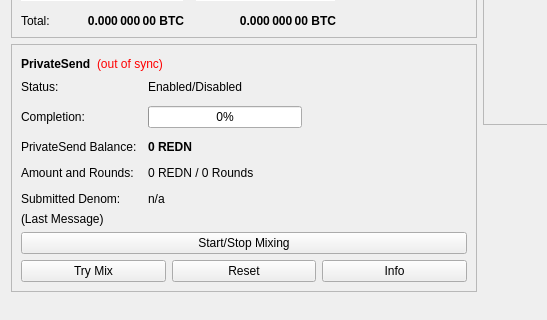
Qt form src/qt/forms/overviewpage.ui (HTHcoin/HTH-Legacy-old-chain) before a commit; both pictures show x 0 to 547 and y 178 to 498 of the 960 by 585 pixel window.
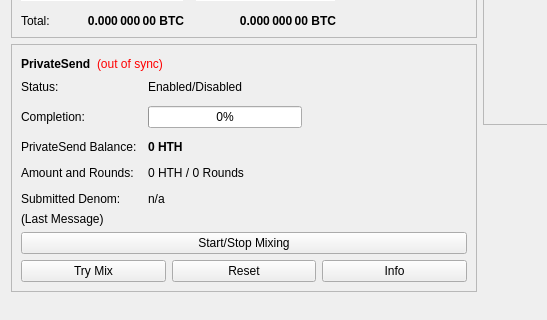
The same form after that commit.

```diff
--- a/src/qt/forms/overviewpage.ui
+++ b/src/qt/forms/overviewpage.ui
@@ -511,7 +511,7 @@
                </font>
               </property>
               <property name="text">
-               <string notr="true">0 REDN</string>
+               <string notr="true">0 HTH</string>
               </property>
              </widget>
             </item>
@@ -525,7 +525,7 @@
             <item row="3" column="1">
              <widget class="QLabel" name="labelAmountRounds">
               <property name="text">
-               <string>0 REDN / 0 Rounds</string>
+               <string>0 HTH / 0 Rounds</string>
               </property>
              </widget>
             </item>
```
Left out of the diff: 6 changed lines with no effect on the pictures.
